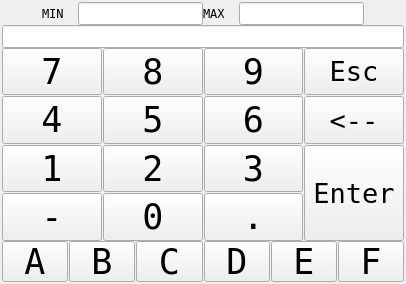
Old version of the form qt_library/ATCMinputdialog/numpad.ui in the repository MECTsrl/mect_plugins.
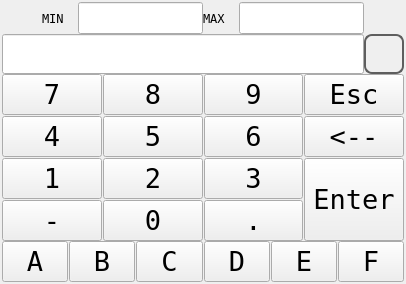
New version of the form. Icons and pictures are not drawn.

Commit message: Added show password button in numpad and alphanumpad

The edit to the form file:
```diff
--- a/qt_library/ATCMinputdialog/numpad.ui
+++ b/qt_library/ATCMinputdialog/numpad.ui
@@ -197,6 +197,8 @@
     </layout>
    </item>
    <item>
+    <layout class="QHBoxLayout" name="horizontalLayout_3">
+     <item>
     <widget class="QLineEdit" name="lineEditVal">
      <property name="sizePolicy">
       <sizepolicy hsizetype="MinimumExpanding" vsizetype="MinimumExpanding">
@@ -207,7 +209,7 @@
      <property name="minimumSize">
       <size>
        <width>100</width>
-       <height>0</height>
+         <height>40</height>
       </size>
      </property>
      <property name="maximumSize">
@@ -239,6 +241,49 @@
     </widget>
    </item>
    <item>
+      <widget class="QPushButton" name="pushButtonPassword">
+       <property name="minimumSize">
+        <size>
+         <width>40</width>
+         <height>40</height>
+        </size>
+       </property>
+       <property name="maximumSize">
+        <size>
+         <width>16777215</width>
+         <height>60</height>
+        </size>
+       </property>
+       <property name="styleSheet">
+        <string notr="true">QPushButton
+{
+	border: 2px solid  rgb(94, 94, 94);
+	border-radius: 8px;
+	image-position: center; 
+	image: url(:/libicons/img/eye_invisible_32.png); 
+	qproperty-focusPolicy: NoFocus;
+}
+
+QPushButton:checked
+{
+	image: url(:/libicons/img/eye_visible_32.png);
+}
+</string>
+       </property>
+       <property name="text">
+        <string notr="true"/>
+       </property>
+       <property name="checkable">
+        <bool>true</bool>
+       </property>
+       <property name="checked">
+        <bool>false</bool>
+       </property>
+      </widget>
+     </item>
+    </layout>
+   </item>
+   <item>
     <layout class="QGridLayout" name="gridLayout">
      <property name="topMargin">
       <number>0</number>
@@ -266,7 +311,7 @@
        <property name="font">
         <font>
          <family>DejaVu Sans Mono</family>
-         <pointsize>26</pointsize>
+         <pointsize>20</pointsize>
          <weight>50</weight>
          <italic>false</italic>
          <bold>false</bold>
@@ -297,7 +342,7 @@
        <property name="font">
         <font>
          <family>DejaVu Sans Mono</family>
-         <pointsize>26</pointsize>
+         <pointsize>20</pointsize>
          <weight>50</weight>
          <italic>false</italic>
          <bold>false</bold>
@@ -337,7 +382,7 @@
        <property name="font">
         <font>
          <family>DejaVu Sans Mono</family>
-         <pointsize>26</pointsize>
+         <pointsize>20</pointsize>
          <weight>50</weight>
          <italic>false</italic>
          <bold>false</bold>
@@ -377,7 +422,7 @@
        <property name="font">
         <font>
          <family>DejaVu Sans Mono</family>
-         <pointsize>26</pointsize>
+         <pointsize>20</pointsize>
          <weight>50</weight>
          <italic>false</italic>
          <bold>false</bold>
@@ -472,7 +517,7 @@
        <property name="font">
         <font>
          <family>DejaVu Sans Mono</family>
-         <pointsize>26</pointsize>
+         <pointsize>20</pointsize>
          <weight>50</weight>
          <italic>false</italic>
          <bold>false</bold>
@@ -503,7 +548,7 @@
        <property name="font">
         <font>
          <family>DejaVu Sans Mono</family>
-         <pointsize>26</pointsize>
+         <pointsize>20</pointsize>
          <weight>50</weight>
          <italic>false</italic>
          <bold>false</bold>
@@ -592,7 +637,7 @@
        <property name="font">
         <font>
          <family>DejaVu Sans Mono</family>
-         <pointsize>26</pointsize>
+         <pointsize>20</pointsize>
          <weight>50</weight>
          <italic>false</italic>
          <bold>false</bold>
@@ -632,7 +677,7 @@
        <property name="font">
         <font>
          <family>DejaVu Sans Mono</family>
-         <pointsize>26</pointsize>
+         <pointsize>20</pointsize>
          <weight>50</weight>
          <italic>false</italic>
          <bold>false</bold>
@@ -675,7 +720,7 @@
        <property name="font">
         <font>
          <family>DejaVu Sans Mono</family>
-         <pointsize>26</pointsize>
+         <pointsize>20</pointsize>
          <weight>50</weight>
          <italic>false</italic>
          <bold>false</bold>
@@ -761,7 +806,7 @@
        <property name="font">
         <font>
          <family>DejaVu Sans Mono</family>
-         <pointsize>26</pointsize>
+         <pointsize>20</pointsize>
          <weight>50</weight>
          <italic>false</italic>
          <bold>false</bold>
@@ -801,7 +846,7 @@
        <property name="font">
         <font>
          <family>DejaVu Sans Mono</family>
-         <pointsize>26</pointsize>
+         <pointsize>20</pointsize>
          <weight>50</weight>
          <italic>false</italic>
          <bold>false</bold>
@@ -841,7 +886,7 @@
        <property name="font">
         <font>
          <family>DejaVu Sans Mono</family>
-         <pointsize>26</pointsize>
+         <pointsize>20</pointsize>
          <weight>50</weight>
          <italic>false</italic>
          <bold>false</bold>
@@ -888,7 +933,7 @@
        <property name="font">
         <font>
          <family>DejaVu Sans Mono</family>
-         <pointsize>26</pointsize>
+         <pointsize>20</pointsize>
          <weight>50</weight>
          <italic>false</italic>
          <bold>false</bold>
@@ -928,7 +973,7 @@
        <property name="font">
         <font>
          <family>DejaVu Sans Mono</family>
-         <pointsize>26</pointsize>
+         <pointsize>20</pointsize>
          <weight>50</weight>
          <italic>false</italic>
          <bold>false</bold>
@@ -968,7 +1013,7 @@
        <property name="font">
         <font>
          <family>DejaVu Sans Mono</family>
-         <pointsize>26</pointsize>
+         <pointsize>20</pointsize>
          <weight>50</weight>
          <italic>false</italic>
          <bold>false</bold>
@@ -1008,7 +1053,7 @@
        <property name="font">
         <font>
          <family>DejaVu Sans Mono</family>
-         <pointsize>26</pointsize>
+         <pointsize>20</pointsize>
          <weight>50</weight>
          <italic>false</italic>
          <bold>false</bold>
@@ -1048,7 +1093,7 @@
        <property name="font">
         <font>
          <family>DejaVu Sans Mono</family>
-         <pointsize>26</pointsize>
+         <pointsize>20</pointsize>
          <weight>50</weight>
          <italic>false</italic>
          <bold>false</bold>
@@ -1088,7 +1133,7 @@
        <property name="font">
         <font>
          <family>DejaVu Sans Mono</family>
-         <pointsize>26</pointsize>
+         <pointsize>20</pointsize>
          <weight>50</weight>
          <italic>false</italic>
          <bold>false</bold>
```
Lines whose indentation alone changed are shown as unchanged. The commit also changes 8 other files.
